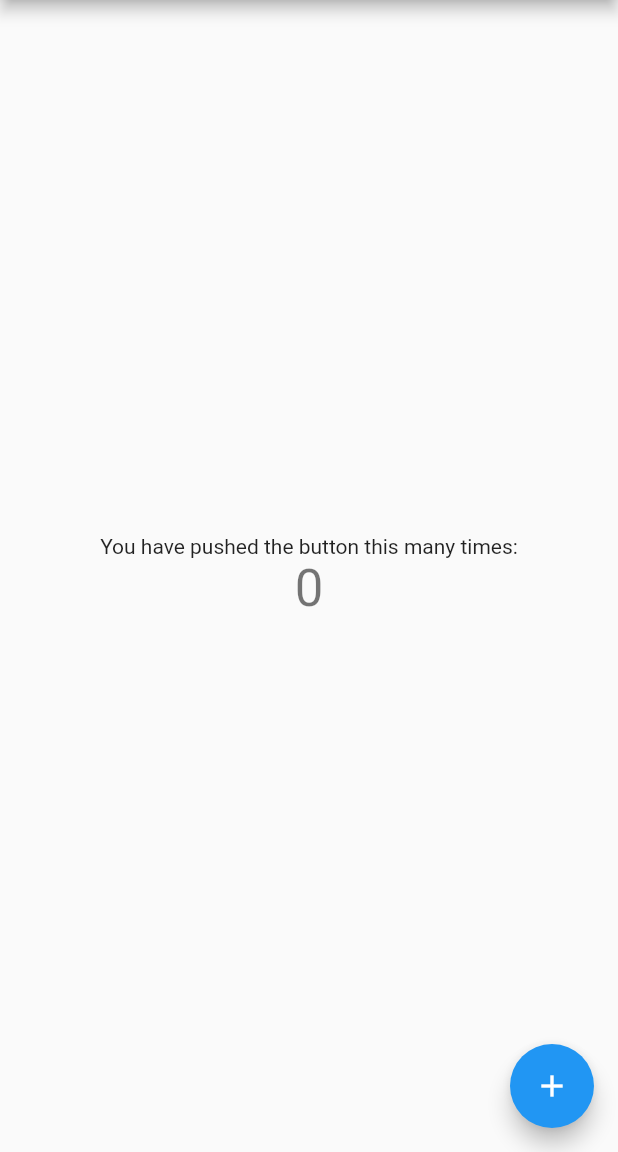
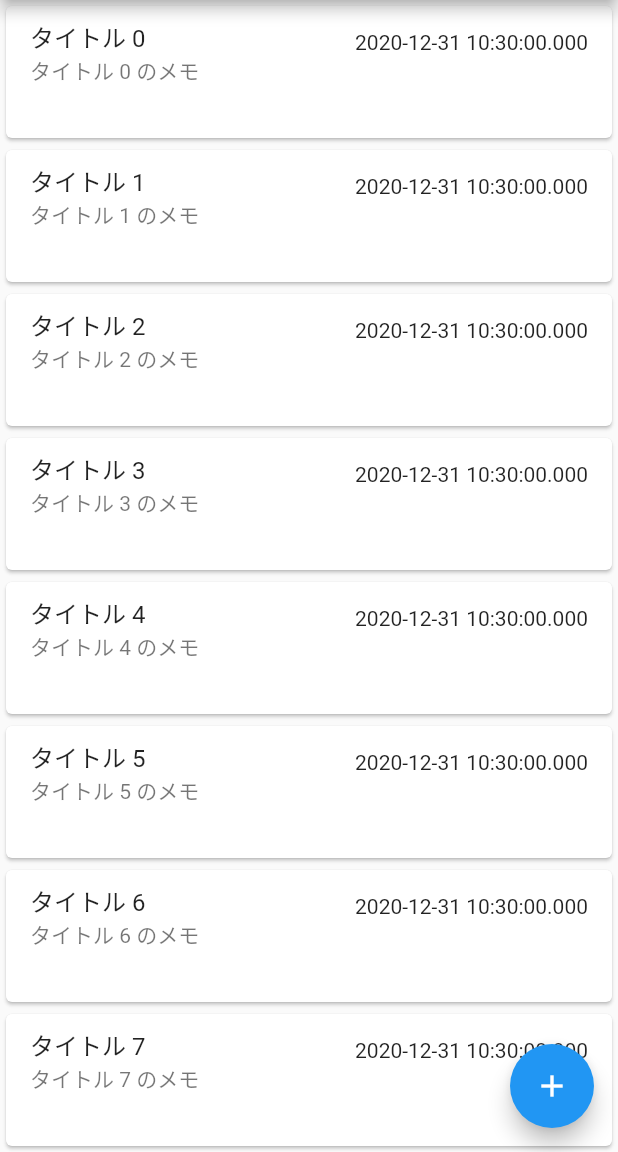
Before and after one commit to nishitaku/flutter_todo, a Flutter app: the screen it shows after launch, on a phone screen of 412 x 824 dp, the part 84-1236 px from its top. Run offline on Flutter 3.47's test engine with Material 2 defaults, Android fonts, the phone set to English and light mode, and no system bars.

Commit message:
TodoリストのUI実装

```diff
--- a/lib/main.dart
+++ b/lib/main.dart
@@ -1,4 +1,5 @@
 import 'package:flutter/material.dart';
+import 'package:flutter_todo/models/Todo.dart';
 
 void main() {
   runApp(MyApp());
@@ -43,20 +44,19 @@ class _TodoListPageState extends State<TodoListPage> {
       appBar: AppBar(
         title: Text(widget.title),
       ),
-      body: Center(
-        child: Column(
-          mainAxisAlignment: MainAxisAlignment.center,
-          children: <Widget>[
-            Text(
-              'You have pushed the button this many times:',
-            ),
-            Text(
-              '$_counter',
-              style: Theme.of(context).textTheme.headline4,
-            ),
-          ],
-        ),
-      ),
+      body: ListView.builder(
+          itemCount: 10,
+          itemBuilder: (BuildContext context, int index) {
+            Todo todo = Todo("タイトル $index", DateTime.now(), "タイトル $index のメモ");
+            return Card(
+                child: ListTile(
+              onTap: () {},
+              title: Text("${todo.title}"),
+              subtitle: Text("${todo.note}"),
+              trailing: Text("${todo.dueDate.toLocal().toString()}"),
+              isThreeLine: true,
+            ));
+          }),
       floatingActionButton: FloatingActionButton(
         onPressed: _incrementCounter,
         tooltip: 'Increment',
--- /dev/null
+++ b/lib/models/Todo.dart
@@ -0,0 +1,14 @@
+class Todo {
+  String id;
+  String title;
+  DateTime dueDate;
+  String note;
+
+  Todo(this.title, this.dueDate, this.note);
+
+  Todo.newTodo() {
+    title = "";
+    dueDate = DateTime.now();
+    note = "";
+  }
+}
```
